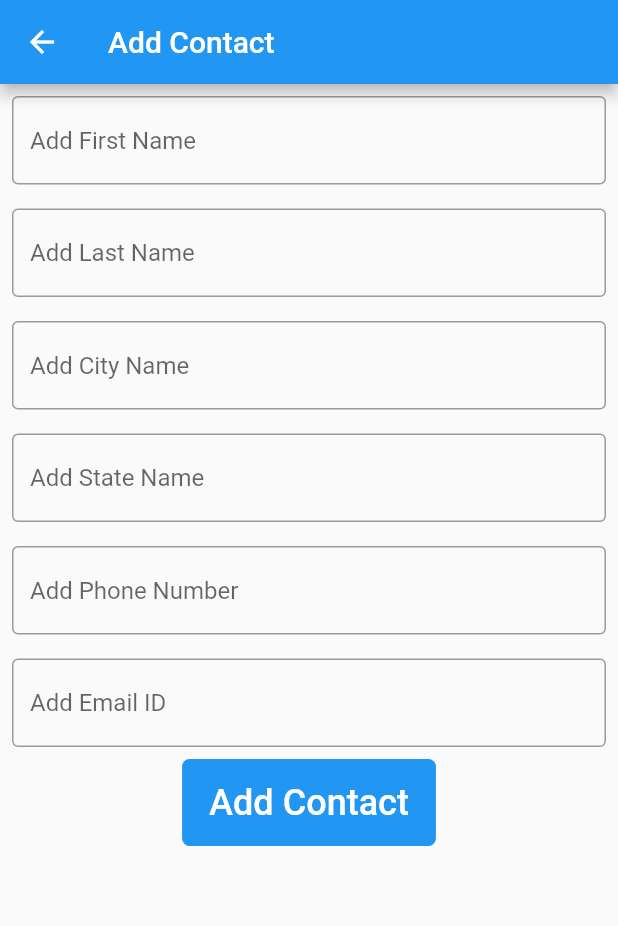
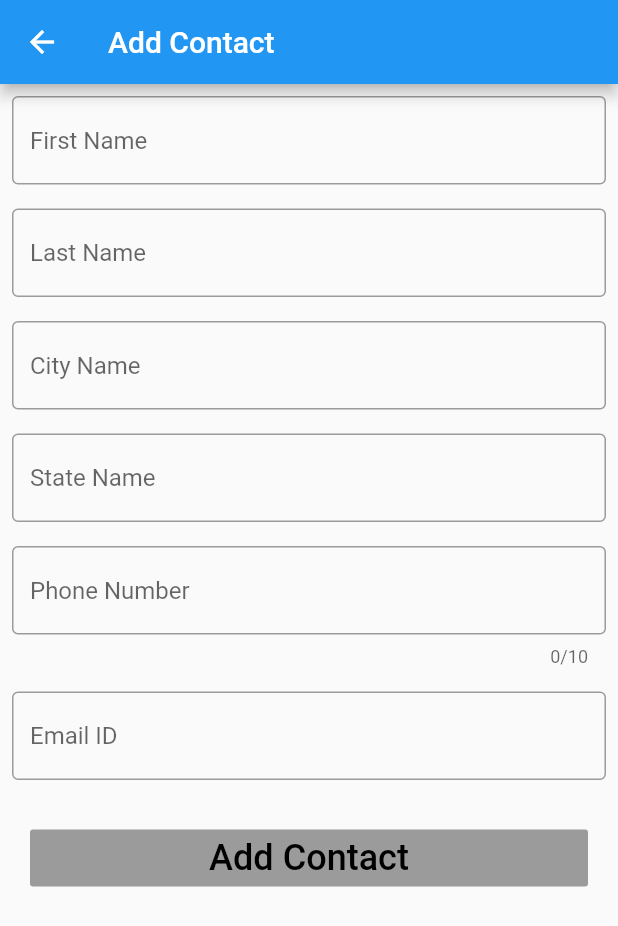
Before and after one commit to sonamg0911/My-Contacts-App-Demo, a Flutter app: the ContactAddEditPage screen opened directly, on a phone screen of 412 x 824 dp. Shown: the top 926 px of the screen. Run offline on Flutter 3.47's test engine with Material 2 defaults, Android fonts, the phone set to English and light mode, and no system bars; our stand-ins replace cloud_firestore, firebase_core, rxdart; accounts and stored records are empty.

Commit message:
add fixes

```diff
--- a/lib/modules/contact_add_edit_module/contact_add_edit_page.dart
+++ b/lib/modules/contact_add_edit_module/contact_add_edit_page.dart
@@ -4,6 +4,7 @@ import 'package:my_contacts_app/modules/contact_add_edit_module/contact_add_edit
 import 'package:my_contacts_app/modules/contact_add_edit_module/contact_add_edit_state.dart';
 import 'package:my_contacts_app/resources/strings.dart';
 import 'package:my_contacts_app/utils/helpers.dart';
+import 'package:my_contacts_app/utils/regex.dart';
 import 'package:my_contacts_app/widgets/loader.dart';
 
 class ContactAddEditPage extends StatefulWidget {
@@ -18,28 +19,43 @@ class ContactAddEditPage extends StatefulWidget {
 class _ContactAddEditPageState extends State<ContactAddEditPage> {
   final ContactAddEditBloc _contactAddEditBloc = ContactAddEditBloc();
 
-  final firstNameController = TextEditingController();
-  final lastNameController = TextEditingController();
-  final phoneNumberController = TextEditingController();
-  final cityController = TextEditingController();
-  final stateController = TextEditingController();
-  final emailController = TextEditingController();
+  final _formKey = GlobalKey<FormState>();
+
+  final _firstNameFocus = FocusNode();
+  final _lastNameFocus = FocusNode();
+  final _phoneNumberFocus = FocusNode();
+  final _cityFocus = FocusNode();
+  final _stateFocus = FocusNode();
+  final _emailFocus = FocusNode();
+
+  String? _firstName;
+  String? _lastName;
+  String? _state;
+  String? _city;
+  String? _phoneNumber;
+  String? _email;
 
   @override
   void initState() {
     super.initState();
-    firstNameController.text = widget.contact?.firstName ?? "";
-    lastNameController.text = widget.contact?.lastName ?? "";
-    phoneNumberController.text = widget.contact?.phoneNumber ?? "";
-    cityController.text = widget.contact?.city ?? "";
-    stateController.text = widget.contact?.state ?? "";
-    emailController.text = widget.contact?.email ?? "";
+    _firstName = widget.contact?.firstName ?? "";
+    _lastName = widget.contact?.lastName ?? "";
+    _phoneNumber = widget.contact?.phoneNumber ?? "";
+    _city = widget.contact?.city ?? "";
+    _state = widget.contact?.state ?? "";
+    _email = widget.contact?.email ?? "";
   }
 
   @override
   void dispose() {
     //disposing the controller when state is no more present
     _contactAddEditBloc.dispose();
+    _firstNameFocus.dispose();
+    _lastNameFocus.dispose();
+    _phoneNumberFocus.dispose();
+    _emailFocus.dispose();
+    _stateFocus.dispose();
+    _cityFocus.dispose();
     super.dispose();
   }
 
@@ -62,61 +78,67 @@ class _ContactAddEditPageState extends State<ContactAddEditPage> {
           }
           return Loader(
             isLoading: state is Loading,
-            child: SingleChildScrollView(
-              child: Column(
+            child: Form(
+              key: _formKey,
+              child: ListView(
                 children: [
-                  EditContactInfoView(
-                    "Add First Name",
-                    infoController: firstNameController,
+                  getNameInfoView(
+                    Strings.firstName,
+                    _firstNameFocus,
+                    _updateFirstName,
+                    _firstName,
+                    true,
                   ),
-                  EditContactInfoView(
-                    "Add Last Name",
-                    infoController: lastNameController,
+                  getNameInfoView(
+                    Strings.lastName,
+                    _lastNameFocus,
+                    _updateLastName,
+                    _lastName,
+                    true,
                   ),
-                  EditContactInfoView(
-                    "Add City Name",
-                    infoController: cityController,
+                  getNameInfoView(
+                    Strings.city,
+                    _cityFocus,
+                    _updateCity,
+                    _city,
+                    false,
                   ),
-                  EditContactInfoView(
-                    "Add State Name",
-                    infoController: stateController,
+                  getNameInfoView(
+                    Strings.state,
+                    _stateFocus,
+                    _updateStateName,
+                    _state,
+                    false,
                   ),
-                  EditContactInfoView(
-                    "Add Phone Number",
-                    infoController: phoneNumberController,
-                  ),
-                  EditContactInfoView(
-                    "Add Email ID",
-                    infoController: emailController,
-                  ),
+                  getPhoneNumberInfoView(),
+                  getEmailInfoView(),
                   Container(
-                    padding: EdgeInsets.symmetric(vertical: 5, horizontal: 10),
-                    decoration: BoxDecoration(
-                      color: Colors.blue,
-                      borderRadius: BorderRadius.circular(5),
-                    ),
-                    child: TextButton(
+                    margin: EdgeInsets.all(20),
+                    child: RaisedButton(
+                      padding: EdgeInsets.symmetric(vertical: 5),
                       child: widget.contact == null
                           ? Text(
                               Strings.addContact,
                               style: TextStyle(
                                 fontSize: Theme.of(context).textTheme.headline5?.fontSize,
-                                color: Colors.white,
+                                color: Colors.black,
                               ),
                             )
                           : Text(
                               Strings.updateContact,
                               style: TextStyle(
                                 fontSize: Theme.of(context).textTheme.headline5?.fontSize,
-                                color: Colors.white,
+                                color: Colors.black,
                               ),
                             ),
-                      onPressed: () {
-                        final contact = getContact(widget.contact?.id ?? "");
-                        widget.contact == null
-                            ? _contactAddEditBloc.addContact(contact)
-                            : _contactAddEditBloc.editContact(contact);
-                      },
+                      onPressed: _nextEnabled()
+                          ? () {
+                              final contact = getContact(widget.contact?.id ?? "");
+                              widget.contact == null
+                                  ? _contactAddEditBloc.addContact(contact)
+                                  : _contactAddEditBloc.editContact(contact);
+                            }
+                          : null,
                     ),
                   )
                 ],
@@ -128,6 +150,115 @@ class _ContactAddEditPageState extends State<ContactAddEditPage> {
     );
   }
 
+  Widget getNameInfoView(
+      String infoName, FocusNode focusNode, Function onChanged, String? initialValue, bool addValidation) {
+    return Container(
+      padding: const EdgeInsets.all(8),
+      child: TextFormField(
+        textInputAction: TextInputAction.next,
+        keyboardType: TextInputType.name,
+        decoration: InputDecoration(
+          border: const OutlineInputBorder(),
+          hintText: infoName,
+        ),
+        focusNode: focusNode,
+        validator: (name) => addValidation ? _validateName(name!, infoName) : null,
+        onChanged: (name) => onChanged(name),
+        initialValue: initialValue,
+      ),
+    );
+  }
+
+  Widget getPhoneNumberInfoView() {
+    return Container(
+      padding: const EdgeInsets.all(8),
+      child: TextFormField(
+        textInputAction: TextInputAction.next,
+        keyboardType: TextInputType.number,
+        decoration: const InputDecoration(
+          border: OutlineInputBorder(),
+          hintText: Strings.phoneNumber,
+        ),
+        initialValue: _phoneNumber,
+        focusNode: _phoneNumberFocus,
+        onChanged: (value) {
+          _updatePhoneNumber(value);
+        },
+        maxLength: 10,
+      ),
+    );
+  }
+
+  Widget getEmailInfoView() {
+    return Container(
+      padding: const EdgeInsets.all(8),
+      child: TextFormField(
+        textInputAction: TextInputAction.done,
+        keyboardType: TextInputType.emailAddress,
+        decoration: const InputDecoration(
+          border: OutlineInputBorder(),
+          hintText: Strings.emailId,
+        ),
+        focusNode: _emailFocus,
+        validator: (email) => _validateEmail(email!),
+        initialValue: _email,
+        onChanged: (value) {
+          _updateEmail(value);
+        },
+      ),
+    );
+  }
+
+  void _updateFirstName(String firstName) {
+    setState(() => _firstName = firstName);
+  }
+
+  void _updateLastName(String lastName) {
+    setState(() => _lastName = lastName);
+  }
+
+  void _updateCity(String city) {
+    setState(() => _city = city);
+  }
+
+  void _updateStateName(String state) {
+    setState(() => _state = state);
+  }
+
+  void _updatePhoneNumber(String phoneNumber) {
+    setState(() => _phoneNumber = phoneNumber);
+  }
+
+  void _updateEmail(String email) {
+    setState(() => _email = email);
+  }
+
+  String? _validateName(String name, String infoName) {
+    if (name.trim().length < 3) {
+      return "Invalid $infoName";
+    } else {
+      return null;
+    }
+  }
+
+  String? _validateEmail(String email) {
+    return Regex.email.hasMatch(email) ? null : "Invalid ${Strings.emailId}";
+  }
+
+  bool _nextEnabled() {
+    if (!isNullOrEmpty(_firstName) &&
+        !isNullOrEmpty(_lastName) &&
+        !isNullOrEmpty(_phoneNumber) &&
+        (_formKey.currentState != null && _formKey.currentState!.validate())) {
+      return true;
+    }
+    return false;
+  }
+
+  bool isNullOrEmpty(String? str) {
+    return str == null || str.isEmpty;
+  }
+
   void showErrorMessage(String message) {
     Alerts.showSnackBar(context, message);
   }
@@ -135,38 +266,13 @@ class _ContactAddEditPageState extends State<ContactAddEditPage> {
   Contact getContact(String id) {
     final contact = Contact(
       id: id,
-      firstName: firstNameController.text,
-      lastName: lastNameController.text,
-      email: emailController.text,
-      state: stateController.text,
-      city: cityController.text,
-      phoneNumber: phoneNumberController.text,
+      firstName: _firstName,
+      lastName: _lastName,
+      email: _email,
+      state: _state,
+      city: _city,
+      phoneNumber: _phoneNumber,
     );
     return contact;
   }
 }
-
-class EditContactInfoView extends StatelessWidget {
-  final String infoName;
-  final TextEditingController infoController;
-
-  const EditContactInfoView(
-    this.infoName, {
-    required this.infoController,
-    Key? key,
-  }) : super(key: key);
-
-  @override
-  Widget build(BuildContext context) {
-    return Container(
-      padding: EdgeInsets.all(8),
-      child: TextField(
-        decoration: InputDecoration(
-          border: const OutlineInputBorder(),
-          hintText: infoName,
-        ),
-        controller: infoController,
-      ),
-    );
-  }
-}
--- a/lib/modules/contact_detail_module/contact_detail_page.dart
+++ b/lib/modules/contact_detail_module/contact_detail_page.dart
@@ -75,10 +75,11 @@ class _ContactDetailPageState extends State<ContactDetailPage> {
                   const SizedBox(
                     height: 10,
                   ),
-                  LocationItemView(
-                    widget.contact.city ?? "",
-                    widget.contact.state ?? "",
-                  ),
+                  if (widget.contact.city != null || widget.contact.state != null)
+                    LocationItemView(
+                      widget.contact.city ?? "",
+                      widget.contact.state ?? "",
+                    ),
                   const SizedBox(
                     height: 20,
                   ),
@@ -86,7 +87,12 @@ class _ContactDetailPageState extends State<ContactDetailPage> {
                   const SizedBox(
                     height: 20,
                   ),
-                  ItemView(widget.contact.email ?? "", Icons.email, _openEmailApp),
+                  if (widget.contact.email != null)
+                    ItemView(
+                      widget.contact.email ?? "",
+                      Icons.email,
+                      _openEmailApp,
+                    ),
                   const SizedBox(
                     height: 20,
                   ),
@@ -209,7 +215,7 @@ class ItemView extends StatelessWidget {
               Text(
                 itemName,
                 style: const TextStyle(
-                  fontSize: 22,
+                  fontSize: 16,
                   color: Colors.blue,
                 ),
               ),
--- a/lib/resources/strings.dart
+++ b/lib/resources/strings.dart
@@ -10,4 +10,11 @@ class Strings {
   static const addContact = 'Add Contact';
   static const updateContact = 'Update Contact';
   static const somethingWentWrong = 'Something Went Wrong';
+  static const firstName = 'First Name';
+  static const lastName = 'Last Name';
+  static const city = 'City Name';
+  static const state = 'State Name';
+  static const phoneNumber = 'Phone Number';
+  static const emailId = 'Email ID';
+  static const minLength3 = 'Minimum length 3';
 }
--- /dev/null
+++ b/lib/utils/regex.dart
@@ -0,0 +1,3 @@
+class Regex {
+  static RegExp email = RegExp(r"^[a-zA-Z0-9.a-zA-Z0-9.!#$%&'*+-/=?^_`{|}~]+@[a-zA-Z0-9]+\.[a-zA-Z]+");
+}
```
